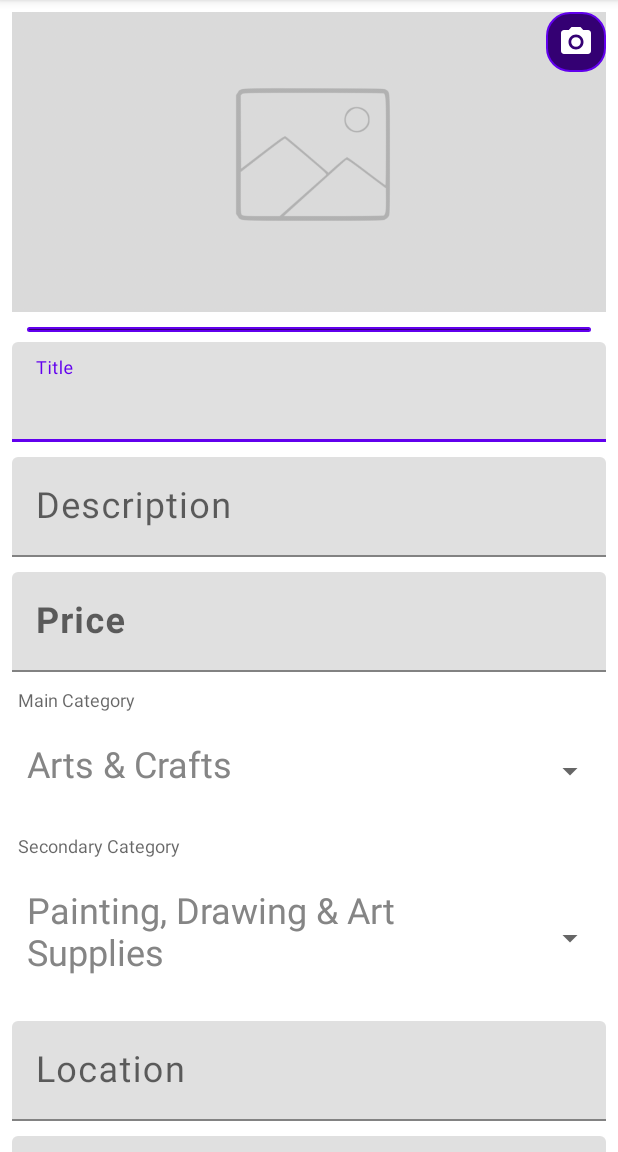
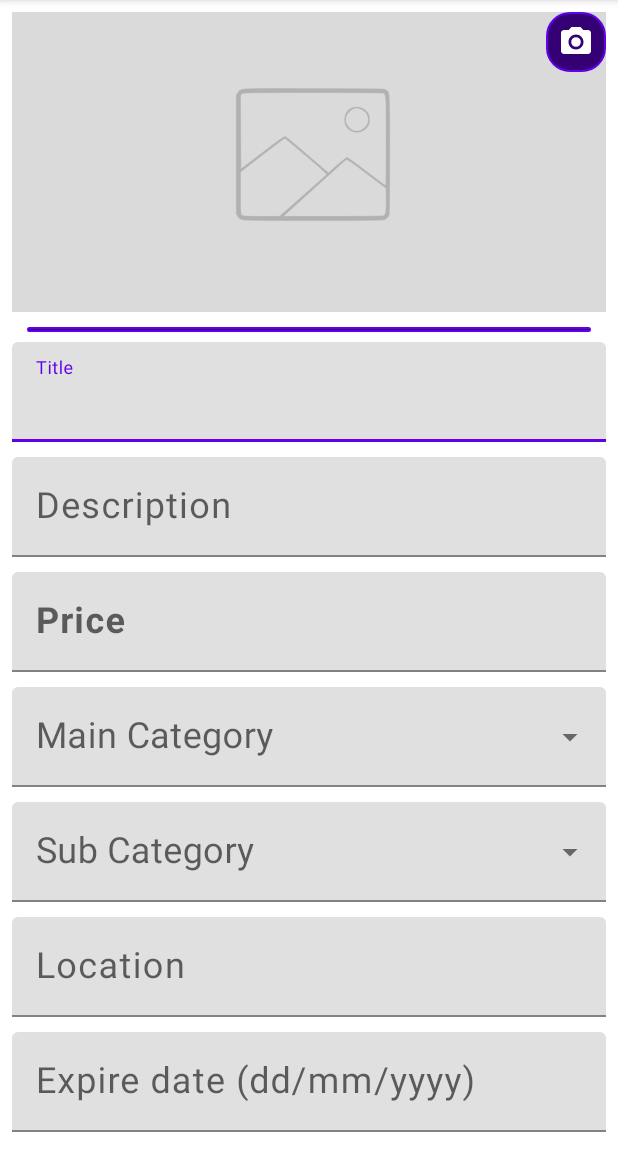
Before and after one commit to peppehermes/splinter-sell, an Android app: the fragment ItemEditFragment shown on its own in the app's theme, after a tap on "Save", on a phone screen of 412 x 824 dp, the part 84-1236 px from its top. Run offline under Robolectric (Android 15) with nearby library versions, the phone set to English and light mode, and no system bars; 4 statements that could not run were skipped; 3 other taps on this screen came first.

Commit message:
Exposed DropDownMenu instead of Spinner

```diff
--- a/app/src/main/java/it/polito/mad/splintersell/ui/item_details/ItemEditFragment.kt
+++ b/app/src/main/java/it/polito/mad/splintersell/ui/item_details/ItemEditFragment.kt
@@ -20,8 +20,10 @@ import android.util.Log
 import android.view.*
 import android.widget.AdapterView
 import android.widget.ArrayAdapter
+import android.widget.AutoCompleteTextView
 import android.widget.PopupMenu
 import android.widget.SpinnerAdapter
+import android.widget.Toast
 import androidx.core.content.FileProvider
 import androidx.fragment.app.Fragment
 import androidx.navigation.Navigation
@@ -77,58 +79,44 @@ class ItemEditFragment : Fragment() {
             activity?.applicationContext!!,R.layout.spinner_text,
             resources.getStringArray(R.array.macroCategories))
 
-        macrocategoryEdit!!.adapter = adapter
-
-        macrocategoryEdit.onItemSelectedListener = object :
-            AdapterView.OnItemSelectedListener{
-            override fun onNothingSelected(parent: AdapterView<*>?) {
-            }
-
-            override fun onItemSelected(
-                parent: AdapterView<*>?,
-                view: View?,
-                position: Int,
-                id: Long
-            ) {
+        dropdow_main_category!!.setAdapter(adapter)
+        dropdow_main_category.onItemClickListener = AdapterView.OnItemClickListener { parent, view, position, id ->
             when(position) {
 
-                    0 -> categoryEdit!!.adapter = ArrayAdapter(
+                0 -> dropdow_sub_category!!.setAdapter(ArrayAdapter(
                     activity?.applicationContext!!, R.layout.spinner_text,
-                        resources.getStringArray(R.array.arts)
+                    resources.getStringArray(R.array.arts))
                 )
-                    1 -> categoryEdit!!.adapter = ArrayAdapter(
+                1 -> dropdow_sub_category!!.setAdapter(ArrayAdapter(
                     activity?.applicationContext!!, R.layout.spinner_text,
-                        resources.getStringArray(R.array.sports)
+                    resources.getStringArray(R.array.sports))
                 )
-                    2 -> categoryEdit!!.adapter = ArrayAdapter(
+                2 -> dropdow_sub_category!!.setAdapter(ArrayAdapter(
                     activity?.applicationContext!!, R.layout.spinner_text,
-                        resources.getStringArray(R.array.baby)
+                    resources.getStringArray(R.array.baby))
                 )
-                    3 -> categoryEdit!!.adapter = ArrayAdapter(
+                3 -> dropdow_sub_category!!.setAdapter(ArrayAdapter(
                     activity?.applicationContext!!, R.layout.spinner_text,
-                        resources.getStringArray(R.array.women)
+                    resources.getStringArray(R.array.women))
                 )
-                    4 -> categoryEdit!!.adapter = ArrayAdapter(
+                4 -> dropdow_sub_category!!.setAdapter(ArrayAdapter(
                     activity?.applicationContext!!, R.layout.spinner_text,
-                        resources.getStringArray(R.array.men)
+                    resources.getStringArray(R.array.men))
                 )
-                    5 -> categoryEdit!!.adapter = ArrayAdapter(
+                5 -> dropdow_sub_category!!.setAdapter(ArrayAdapter(
                     activity?.applicationContext!!, R.layout.spinner_text,
-                        resources.getStringArray(R.array.electronics)
+                    resources.getStringArray(R.array.electronics))
                 )
-                    6 -> categoryEdit!!.adapter = ArrayAdapter(
+                6 -> dropdow_sub_category!!.setAdapter(ArrayAdapter(
                     activity?.applicationContext!!, R.layout.spinner_text,
-                        resources.getStringArray(R.array.games)
+                    resources.getStringArray(R.array.games))
                 )
-                    7 -> categoryEdit!!.adapter = ArrayAdapter(
+                7 -> dropdow_sub_category!!.setAdapter(ArrayAdapter(
                     activity?.applicationContext!!, R.layout.spinner_text,
-                        resources.getStringArray(R.array.automotive)
+                    resources.getStringArray(R.array.automotive))
                 )
 
             }
-            }
-
-
         }
     }
 
@@ -204,8 +192,6 @@ class ItemEditFragment : Fragment() {
             val editTitle: String
             val editDescription: String
             val editPrice: String
-            val editCategoryPos: String
-            val editMacroCategoryPos: String
             val editLocation: String
             val editDate: String
 
@@ -223,16 +209,6 @@ class ItemEditFragment : Fragment() {
             else
                 ""
 
-            editMacroCategoryPos = if (jasonObject.has("MacroCategoryPos"))
-                jasonObject.getString("MacroCategoryPos")
-            else
-                ""
-
-            editCategoryPos = if (jasonObject.has("CategoryPos"))
-                jasonObject.getString("CategoryPos")
-            else
-                ""
-
             editLocation = if (jasonObject.has("Location"))
                 jasonObject.getString("Location")
             else
@@ -246,8 +222,6 @@ class ItemEditFragment : Fragment() {
             title.setText(editTitle)
             description.setText(editDescription)
             price.setText(editPrice)
-            macrocategoryEdit.setSelection(editMacroCategoryPos.toInt())
-            categoryEdit.setSelection(editCategoryPos.toInt())
             location.setText(editLocation)
             expire_date.setText(editDate)
         }
@@ -516,14 +490,8 @@ class ItemEditFragment : Fragment() {
                 if (!price.text.isNullOrEmpty())
                     rootObject.accumulate("Price", price.text)
 
-                if (!macrocategoryEdit.selectedItemPosition.toString().isEmpty())
-                    rootObject.accumulate("MacroCategoryPos", macrocategoryEdit.selectedItemPosition.toString())
-
-                if (!categoryEdit.selectedItemPosition.toString().isEmpty())
-                    rootObject.accumulate("CategoryPos", categoryEdit.selectedItemPosition.toString())
-
-                if (!categoryEdit.selectedItem.toString().isEmpty())
-                    rootObject.accumulate("Category", macrocategoryEdit.selectedItem.toString() +": " + categoryEdit.selectedItem.toString())
+                if (!dropdow_sub_category.toString().isEmpty())
+                    rootObject.accumulate("Category", dropdow_main_category.text.toString() + ": " + dropdow_sub_category.text.toString())
 
                 if (!location.text.isNullOrEmpty())
                     rootObject.accumulate("Location", location.text)
--- a/app/src/main/res/layout-land/fragment_edit_item.xml
+++ b/app/src/main/res/layout-land/fragment_edit_item.xml
@@ -114,27 +114,12 @@
 
         </com.google.android.material.textfield.TextInputLayout>
 
-        <Spinner
-            android:id="@+id/macrocategoryEdit"
-            android:layout_width="match_parent"
-            android:layout_height="wrap_content"
-            android:layout_below="@+id/til_price"
-            android:padding="10dp"
-            />
-
-        <Spinner
-            android:id="@+id/categoryEdit"
-            android:layout_width="match_parent"
-            android:layout_height="wrap_content"
-            android:layout_below="@+id/macrocategoryEdit"
-            android:padding="10dp"
-            />
 
         <com.google.android.material.textfield.TextInputLayout
             android:id="@+id/til_location"
             android:layout_width="match_parent"
             android:layout_height="wrap_content"
-            android:layout_below="@+id/categoryEdit"
+            android:layout_below="@+id/spinner_2"
             android:padding="10dp">
 
             <EditText
@@ -172,6 +157,47 @@
 
         </com.google.android.material.textfield.TextInputLayout>
 
+
+        <com.google.android.material.textfield.TextInputLayout
+            android:id="@+id/spinner_1"
+            android:layout_below="@id/til_price"
+            android:layout_width="match_parent"
+            style="@style/Widget.MaterialComponents.TextInputLayout.FilledBox.ExposedDropdownMenu"
+            android:layout_height="wrap_content"
+            android:padding="10dp">
+            <!-- Google themselves instruct us to use the deprecated editable attribute -->
+            <AutoCompleteTextView
+                android:id="@+id/dropdow_main_category"
+                android:textSize="24sp"
+                android:hint="@string/category"
+                android:layout_width="match_parent"
+                android:layout_height="wrap_content"
+                android:inputType="none"
+                android:editable="false"
+                />
+        </com.google.android.material.textfield.TextInputLayout>
+
+
+        <com.google.android.material.textfield.TextInputLayout
+            android:id="@+id/spinner_2"
+            android:layout_below="@id/spinner_1"
+            android:layout_width="match_parent"
+            style="@style/Widget.MaterialComponents.TextInputLayout.FilledBox.ExposedDropdownMenu"
+            android:layout_height="wrap_content"
+            android:padding="10dp">
+            <!-- Google themselves instruct us to use the deprecated editable attribute -->
+            <AutoCompleteTextView
+                android:id="@+id/dropdow_sub_category"
+                android:textSize="24sp"
+                android:hint="@string/subcategory"
+                android:layout_width="match_parent"
+                android:layout_height="wrap_content"
+                android:inputType="none"
+                android:editable="false"
+                />
+        </com.google.android.material.textfield.TextInputLayout>
+
+
     </RelativeLayout>
 
 </ScrollView>
--- a/app/src/main/res/layout/fragment_edit_item.xml
+++ b/app/src/main/res/layout/fragment_edit_item.xml
@@ -113,46 +113,52 @@
 
         </com.google.android.material.textfield.TextInputLayout>
 
-        <TextView
-            android:id="@+id/main_cat_label"
-            style="@style/InputLabel"
+        <com.google.android.material.textfield.TextInputLayout
+            android:id="@+id/spinner_1"
+            android:layout_below="@id/til_price"
             android:layout_width="match_parent"
+            style="@style/Widget.MaterialComponents.TextInputLayout.FilledBox.ExposedDropdownMenu"
             android:layout_height="wrap_content"
-            android:layout_below="@+id/til_price"
-            android:text="Main Category"
-            android:layout_marginTop="10dp"/>
+            android:layout_marginTop="10dp">
+            <!-- Google themselves instruct us to use the deprecated editable attribute -->
+            <AutoCompleteTextView
+                android:id="@+id/dropdow_main_category"
+                android:textSize="24sp"
+                android:hint="@string/category"
+                android:layout_width="match_parent"
+                android:layout_height="wrap_content"
+                android:inputType="none"
+                android:editable="false"
+                 />
+        </com.google.android.material.textfield.TextInputLayout>
 
-        <Spinner
-            android:id="@+id/macrocategoryEdit"
+
+        <com.google.android.material.textfield.TextInputLayout
+            android:id="@+id/spinner_2"
+            android:layout_below="@id/spinner_1"
             android:layout_width="match_parent"
+            style="@style/Widget.MaterialComponents.TextInputLayout.FilledBox.ExposedDropdownMenu"
             android:layout_height="wrap_content"
-            android:layout_below="@+id/main_cat_label"
-            android:paddingBottom="10dp"
-            />
+            android:layout_marginTop="10dp">
+            <!-- Google themselves instruct us to use the deprecated editable attribute -->
+            <AutoCompleteTextView
+                android:id="@+id/dropdow_sub_category"
+                android:textSize="24sp"
+                android:hint="@string/subcategory"
+                android:layout_width="match_parent"
+                android:layout_height="wrap_content"
+                android:inputType="none"
+                android:editable="false"
+                />
+        </com.google.android.material.textfield.TextInputLayout>
 
-        <TextView
-            android:id="@+id/sec_cat_label"
-            style="@style/InputLabel"
-            android:layout_width="match_parent"
-            android:layout_height="wrap_content"
-            android:layout_below="@+id/macrocategoryEdit"
-            android:text="Secondary Category"
-            android:layout_marginTop="10dp"/>
-
-        <Spinner
-            android:id="@+id/categoryEdit"
-            android:layout_width="match_parent"
-            android:layout_height="wrap_content"
-            android:layout_below="@+id/sec_cat_label"
-            android:paddingBottom="10dp"
-            />
 
 
         <com.google.android.material.textfield.TextInputLayout
             android:id="@+id/til_location"
             android:layout_width="match_parent"
             android:layout_height="wrap_content"
-            android:layout_below="@+id/categoryEdit"
+            android:layout_below="@+id/spinner_2"
             android:layout_marginTop="10dp">
 
             <EditText
@@ -168,6 +174,8 @@
 
 
         </com.google.android.material.textfield.TextInputLayout>
+
+
 
 
         <com.google.android.material.textfield.TextInputLayout
--- a/app/src/main/res/values/strings.xml
+++ b/app/src/main/res/values/strings.xml
@@ -21,7 +21,8 @@
     <string name="description">Description</string>
     <string name="detail_image">detail_image</string>
     <string name="price">Price</string>
-    <string name="category">Category</string>
+    <string name="category">Main Category</string>
+    <string name="subcategory">Sub Category</string>
     <string name="location">Location</string>
     <string name="expire_date">Expire date (dd/mm/yyyy)</string>
 
```
Lines whose indentation alone changed are shown as unchanged.
